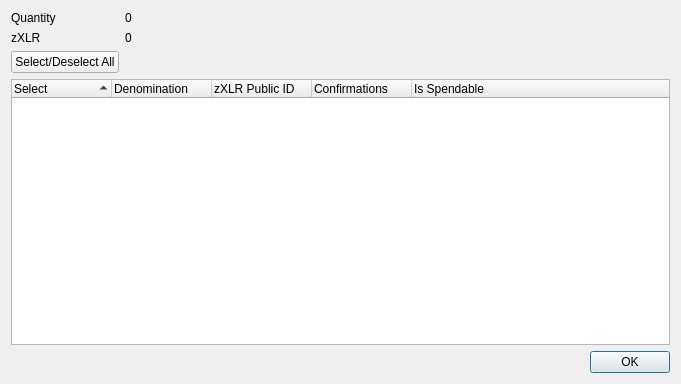
The window that src/qt/forms/zvsxcontroldialog.ui (VsyncDEV/Vsync) describes before a commit, drawn with Qt 5.
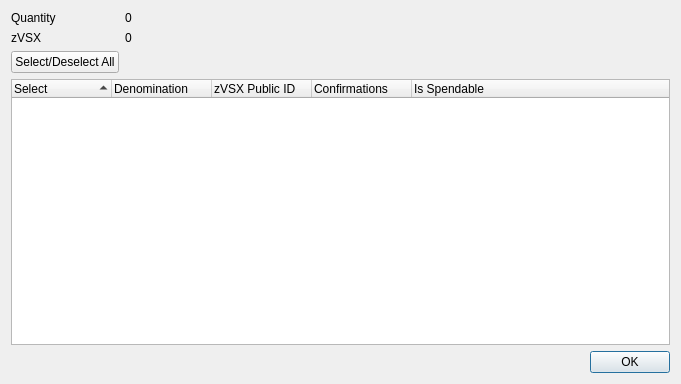
The same window after the commit.

Patch:
```diff
--- a/src/qt/forms/zvsxcontroldialog.ui
+++ b/src/qt/forms/zvsxcontroldialog.ui
@@ -42,7 +42,7 @@
      <item row="1" column="0">
       <widget class="QLabel" name="labelZXLR">
        <property name="text">
-        <string>zXLR</string>
+        <string>zVSX</string>
        </property>
       </widget>
      </item>
@@ -96,7 +96,7 @@
        </column>
        <column>
         <property name="text">
-         <string notr="true">zXLR Public ID</string>
+         <string notr="true">zVSX Public ID</string>
         </property>
        </column>
        <column>
```
Left out of the diff: 14 changed lines with no effect on the pictures.
